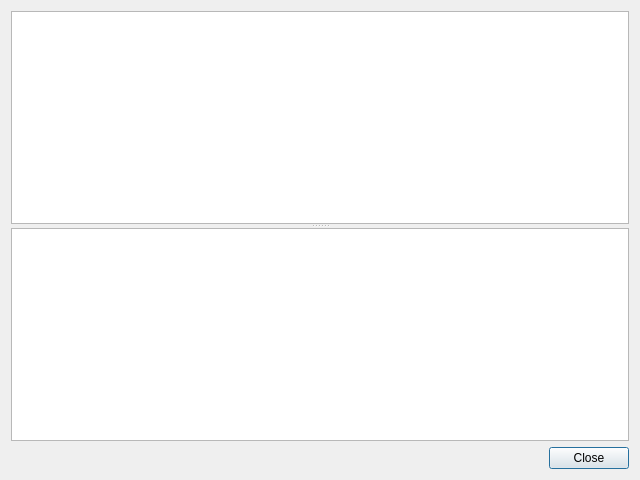
Above: plugins/advancedviewplugin/advanvedviewdialog.ui from qohelet/QtZeiterfassung before the change. Below: the same form after it.
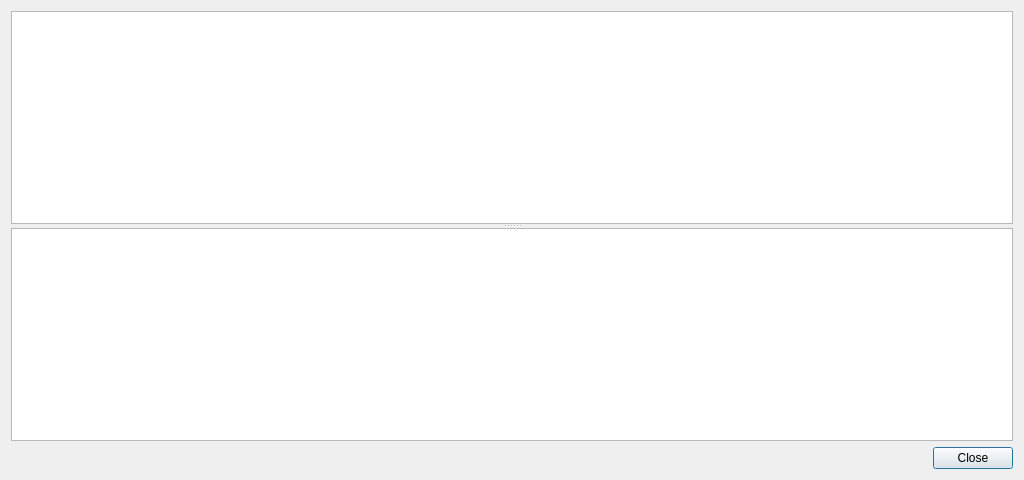
That is the form after the change.

Commit message: Fixed bugs with refreshing label

The edit to the form file:
```diff
--- a/plugins/advancedviewplugin/advanvedviewdialog.ui
+++ b/plugins/advancedviewplugin/advanvedviewdialog.ui
@@ -6,7 +6,7 @@
    <rect>
     <x>0</x>
     <y>0</y>
-    <width>640</width>
+    <width>1024</width>
     <height>480</height>
    </rect>
   </property>
```
The commit also changes 5 other files.
